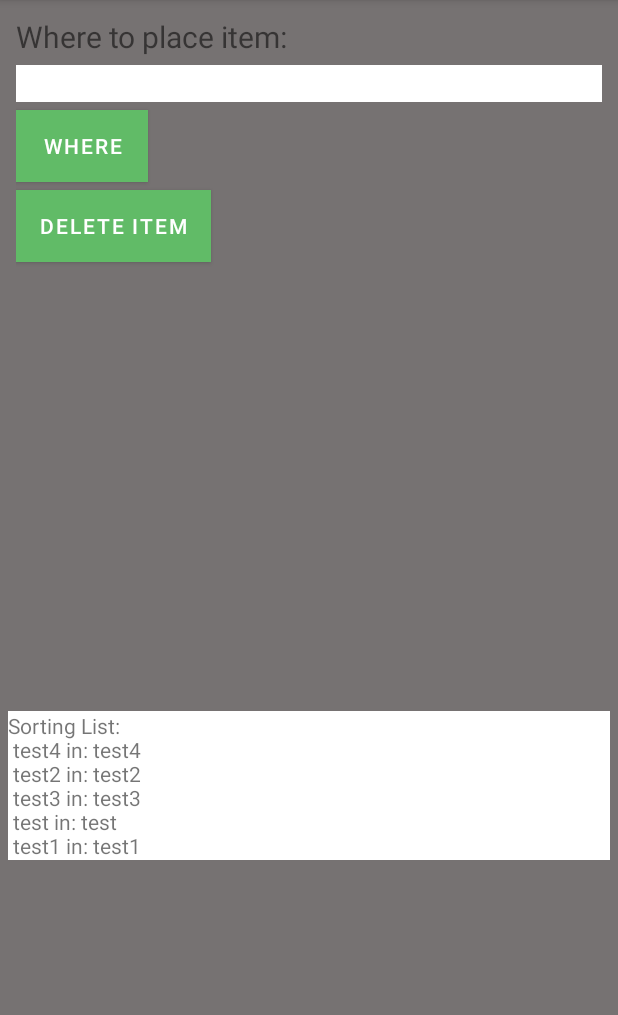
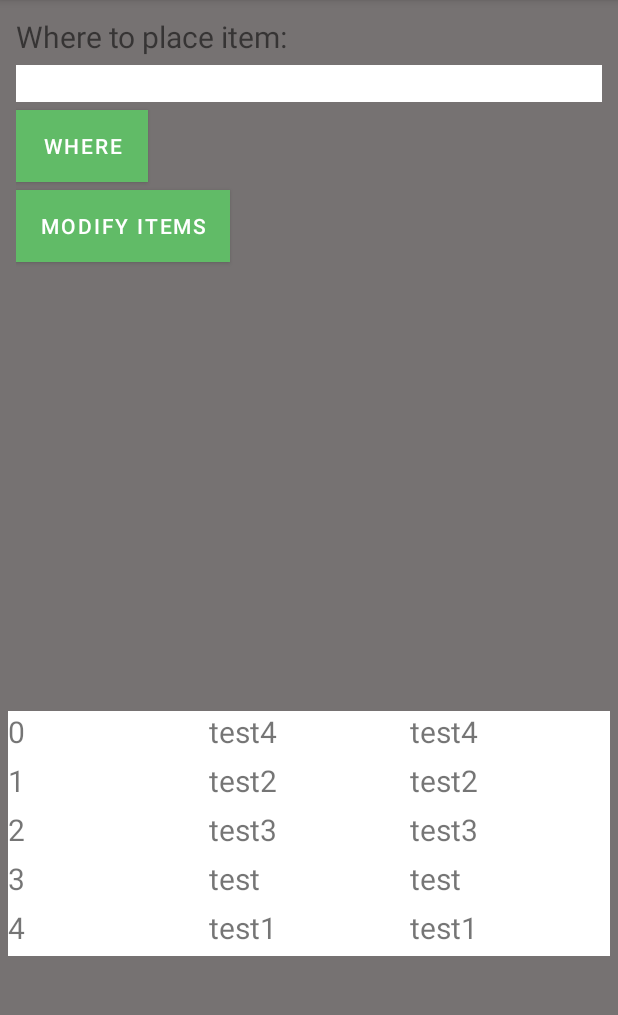
Before and after one commit to NimsaJ150/GarbageSorting, an Android app: the screen it shows after launch (ActivityMain), on a phone screen of 412 x 824 dp, the part 84-1099 px from its top. Run offline under Robolectric (Android 15) with nearby library versions, the phone set to English and light mode, and no system bars.

Commit message:
Version 7 with RecyclerView

```diff
--- a/app/src/main/java/dk/itu/garbage/FragmentList.kt
+++ b/app/src/main/java/dk/itu/garbage/FragmentList.kt
@@ -8,6 +8,8 @@ import android.view.ViewGroup
 import android.widget.TextView
 import androidx.fragment.app.Fragment
 import androidx.lifecycle.ViewModelProvider
+import androidx.recyclerview.widget.LinearLayoutManager
+import androidx.recyclerview.widget.RecyclerView
 import java.util.*
 
 
@@ -20,7 +22,7 @@ class FragmentList : Fragment() {
 
     // Model: Database of items
     private lateinit var itemsDB: ItemsDB
-    private lateinit var listThings: TextView
+    private lateinit var itemList: RecyclerView
 
     override fun onCreate(savedInstanceState: Bundle?) {
         super.onCreate(savedInstanceState)
@@ -30,20 +32,81 @@ class FragmentList : Fragment() {
     }
 
     override fun onCreateView(
-        inflater: LayoutInflater, container: ViewGroup?,
-        savedInstanceState: Bundle?
+        inflater: LayoutInflater, container: ViewGroup?, savedInstanceState: Bundle?
     ): View? {
         // Inflate the layout for this fragment
         val v = inflater.inflate(R.layout.fragment_list, container, false)
 
-        listThings = v.findViewById<TextView>(R.id.listItems)
-        listThings.movementMethod = ScrollingMovementMethod()
+        // get itemList view
+        itemList = v.findViewById<RecyclerView>(R.id.listItems)
+        itemList.layoutManager = LinearLayoutManager(context)
 
+        // create and set the appropriate adaptor
+        val mAdapter = ItemAdapter()
+        itemList.adapter = mAdapter
+
+        // observe changes in the itemsDB and notify adaptor
         itemsDB.itemsMap.observe(viewLifecycleOwner) {
-            listThings.text = "Sorting List:" + itemsDB.listItems()
+            mAdapter.notifyDataSetChanged()
         }
 
         return v
     }
 
+    /**
+     * Called every time one row appears on the screen
+     */
+    private inner class ItemHolder(itemView: View, _itemsDB: ItemsDB) :
+        RecyclerView.ViewHolder(itemView), View.OnClickListener {
+        // define the textviews of one row in the recyclerview
+        private val mNoTextView: TextView
+        private val mWhatTextView: TextView
+        private val mWhereTextView: TextView
+
+        init {
+            // get the textviews of one row in the recyclerview
+            mNoTextView = itemView.findViewById(R.id.item_no)
+            mWhatTextView = itemView.findViewById(R.id.item_what)
+            mWhereTextView = itemView.findViewById(R.id.item_where)
+            itemView.setOnClickListener(this)
+        }
+
+        /**
+         * Delete item when user clicks on the particular row
+         */
+        override fun onClick(v: View) {
+            val what = (v.findViewById(R.id.item_what)// The what TextView
+                    as TextView).text // Read the contents of the TextView
+                    as String // Cast to String type
+            itemsDB.removeItem(what)
+        }
+
+        fun bind(item: Item, position: Int) {
+            // set the textviews of one row in the recyclerview
+            mNoTextView.text = position.toString()
+            mWhatTextView.text = item.mWhat
+            mWhereTextView.text = item.mWhere
+        }
+    }
+
+    /**
+     * Link between data and layout
+     */
+    private inner class ItemAdapter : RecyclerView.Adapter<ItemHolder>() {
+        override fun onCreateViewHolder(parent: ViewGroup, viewType: Int): ItemHolder {
+            val layoutInflater = LayoutInflater.from(context)
+            val v = layoutInflater.inflate(R.layout.one_row, parent, false)
+            return ItemHolder(v, itemsDB)
+        }
+
+        override fun onBindViewHolder(holder: ItemHolder, position: Int) {
+            val item = itemsDB.getAllList()[position]
+            holder.bind(item, position)
+        }
+
+        override fun getItemCount(): Int {
+            return itemsDB.size()
+        }
+    }
+
 }
--- a/app/src/main/java/dk/itu/garbage/ItemsDB.kt
+++ b/app/src/main/java/dk/itu/garbage/ItemsDB.kt
@@ -10,19 +10,33 @@ import java.io.InputStreamReader
 
 //class ItemsDB private constructor(context: Context) : ViewModel() {
 class ItemsDB : ViewModel() {
-    val itemsMap: MutableLiveData<HashMap<String, String?>> = MutableLiveData()
+    val itemsMap: MutableLiveData<HashMap<String, String>> = MutableLiveData()
 
     init {
-        itemsMap.value = HashMap<String, String?>()
+        itemsMap.value = HashMap<String, String>()
         //fillItemsDB(context)
         fillItemsDB()
     }
 
+    /*
+    Lists the items as a String with newline breaks
+     */
     fun listItems(): String {
         val r = StringBuilder()
         for ((key, value) in itemsMap.value!!) r.append("\n ").append(key).append(" in: ")
             .append(value)
         return r.toString()
+    }
+
+    /*
+    Returns the ItemsDB Hashmap in an ordered List
+     */
+    fun getAllList(): MutableList<Item> {
+        val result: MutableList<Item> = ArrayList()
+        for ((key, value) in itemsMap.value!!) {
+            result.add(Item(key, value))
+        }
+        return result
     }
 
     //private fun fillItemsDB(context: Context) {
@@ -48,7 +62,7 @@ class ItemsDB : ViewModel() {
         */
     }
 
-    fun addItem(what: String, where: String?) {
+    fun addItem(what: String, where: String) {
         val temp = itemsMap.value
         temp!![what] = where
         itemsMap.value = temp
--- a/app/src/main/res/layout/fragment_list.xml
+++ b/app/src/main/res/layout/fragment_list.xml
@@ -4,11 +4,9 @@
     android:layout_height="match_parent"
     android:orientation="vertical">
 
-    <TextView
+    <androidx.recyclerview.widget.RecyclerView
         android:id="@+id/listItems"
         android:layout_width="match_parent"
         android:layout_height="wrap_content"
-        android:background="@color/white"
-        android:gravity="top"
-        android:scrollbars="vertical" />
+        android:background="@color/white" />
 </LinearLayout>
--- a/app/src/main/res/layout/fragment_where.xml
+++ b/app/src/main/res/layout/fragment_where.xml
@@ -12,8 +12,8 @@
         android:layout_width="match_parent"
         android:layout_height="wrap_content"
         android:layout_marginBottom="5dp"
-        android:textSize="@dimen/text_size"
-        android:text="@string/explain_text"/>
+        android:text="@string/explain_text"
+        android:textSize="@dimen/text_size" />
 
     <!-- Text field to enter item -->
     <EditText
@@ -27,30 +27,20 @@
     <!-- Where button -->
     <Button
         android:id="@+id/where_button"
+        android:layout_width="wrap_content"
         android:layout_height="wrap_content"
-        android:layout_width="wrap_content"
         android:layout_gravity="start"
+        android:layout_marginBottom="5dp"
         android:background="#39f208"
-        android:layout_marginBottom="5dp"
         android:text="@string/where_button" />
 
-    <!-- Button to delete item-->
-    <Button
-        android:id="@+id/delete_button"
-        android:layout_height="wrap_content"
-        android:layout_width="wrap_content"
-        android:layout_gravity="start"
-        android:background="#39f208"
-        android:layout_marginBottom="5dp"
-        android:text="@string/delete_button" />
-
-    <!-- Add item button
+    <!-- Modify item button-->
     <Button
         android:id="@+id/modify_button"
+        android:layout_width="wrap_content"
         android:layout_height="wrap_content"
-        android:layout_width="wrap_content"
         android:layout_gravity="start"
+        android:layout_marginBottom="5dp"
         android:background="#39f208"
-        android:layout_marginBottom="5dp"
-        android:text="@string/modify_button" />-->
+        android:text="@string/modify_button" />
 </LinearLayout>
--- /dev/null
+++ b/app/src/main/res/layout/one_row.xml
@@ -0,0 +1,26 @@
+<?xml version="1.0" encoding="utf-8"?>
+<LinearLayout xmlns:android="http://schemas.android.com/apk/res/android"
+	android:layout_width="match_parent"
+	android:layout_height="wrap_content"
+	android:orientation="horizontal"
+	android:layout_marginBottom="5dp">
+	<TextView
+		android:layout_width="match_parent"
+		android:layout_height="wrap_content"
+		android:id="@+id/item_no"
+		android:layout_weight="1"
+		android:textSize="@dimen/text_size"/>
+	<TextView
+		android:layout_width="match_parent"
+		android:layout_height="wrap_content"
+		android:id="@+id/item_what"
+		android:layout_weight="1"
+		android:textSize="@dimen/text_size"/>
+
+	<TextView
+		android:layout_width="match_parent"
+		android:layout_height="wrap_content"
+		android:id="@+id/item_where"
+		android:layout_weight="1"
+		android:textSize="@dimen/text_size"/>
+</LinearLayout>
--- a/app/src/main/res/values/strings.xml
+++ b/app/src/main/res/values/strings.xml
@@ -10,4 +10,5 @@
     <string name="hello_blank_fragment">Hello blank fragment</string>
     <string name="modify_button">Modify items</string>
     <string name="delete_button">Delete Item</string>
+    <string name="back_button">Back</string>
 </resources>
```
Also changed, not shown: app/src/main/java/dk/itu/garbage/FragmentModify.kt (+15 -0 lines), app/src/main/java/dk/itu/garbage/FragmentWhere.kt (+10 -18 lines), app/src/main/java/dk/itu/garbage/SimpleSQL.kt (added, +25 -0 lines), app/src/main/res/layout/fragment_modify.xml (+12 -2 lines).
